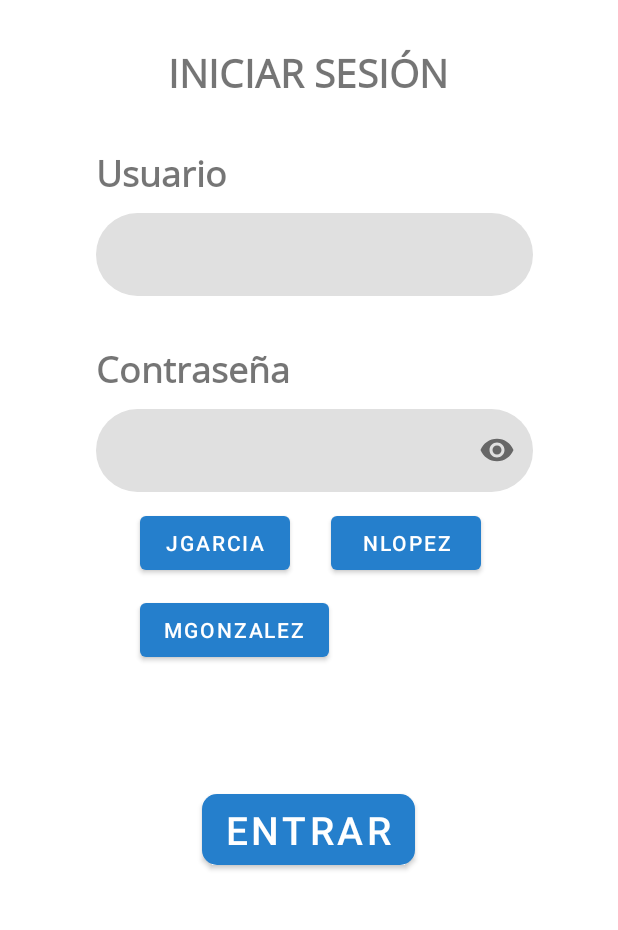
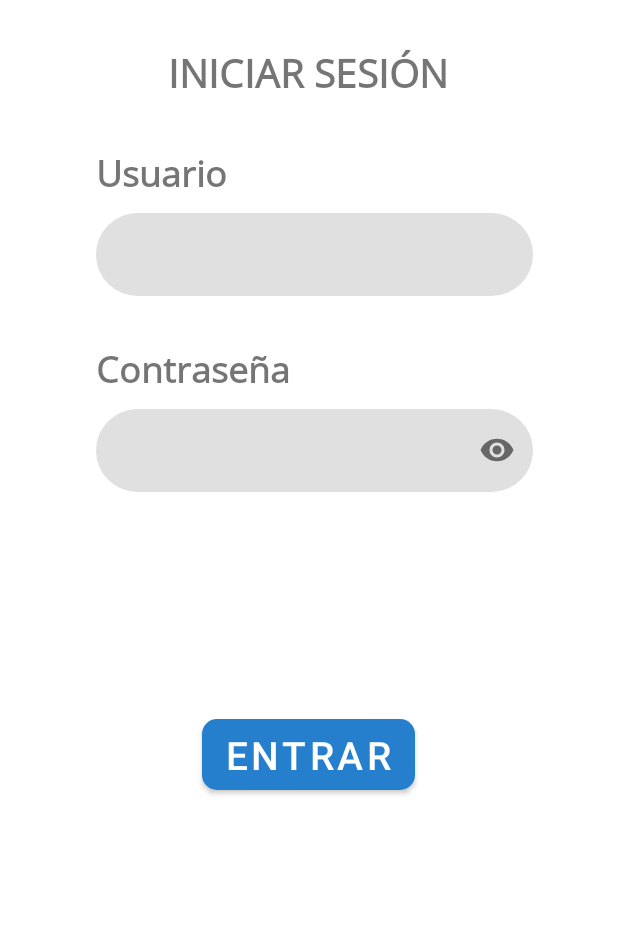
Before and after one commit to isx20612296/OnFieldTBS-android, an Android app: the screen it shows after launch (LoginActivity), on a phone screen of 412 x 824 dp, the part 272-1202 px from its top. Run offline under Robolectric (Android 15) with nearby library versions, the phone set to English and light mode, and no system bars.

Commit message:
Ultimos detalles

```diff
--- a/app/src/main/java/com/example/onfieldtbs_android/LoginActivity.java
+++ b/app/src/main/java/com/example/onfieldtbs_android/LoginActivity.java
@@ -39,23 +39,6 @@ public class LoginActivity extends AppCompatActivity {
         binding.loginUsernameEditText.setText("");
         binding.loginPasswordEditText.setText("");
 
-
-        // TESTING ################################################################
-        binding.btnGarcia.setOnClickListener(view -> {
-            binding.loginUsernameEditText.setText("jgarcia");
-            binding.loginPasswordEditText.setText("Jg@rc1A");
-        });
-        binding.btnLopez.setOnClickListener(view -> {
-            binding.loginUsernameEditText.setText("nlopez");
-            binding.loginPasswordEditText.setText("Nl0p3Z");
-        });
-        binding.btnGonzalez.setOnClickListener(view -> {
-            binding.loginUsernameEditText.setText("mgonzalez");
-            binding.loginPasswordEditText.setText("Mg0nz@l3Z");
-        });
-        // TESTING ################################################################
-
-
         // Button Listener
         binding.loginButton.setOnClickListener(view -> {
 
@@ -79,7 +62,6 @@ public class LoginActivity extends AppCompatActivity {
 
 
             // Go to Main Activity
-            // TODO(Retrofit)
             LoginService service = new LoginService(getApplicationContext());
 
             service.login(username, password, response -> {
@@ -96,10 +78,6 @@ public class LoginActivity extends AppCompatActivity {
         });
     }
 
-    private void editPreferences() {
-
-    }
-
     private void makeToast(String message){
         Toast.makeText(this, message, Toast.LENGTH_SHORT).show();
     }
--- a/app/src/main/java/com/example/onfieldtbs_android/ui/views/ProfileFragment.java
+++ b/app/src/main/java/com/example/onfieldtbs_android/ui/views/ProfileFragment.java
@@ -114,8 +114,7 @@ public class ProfileFragment extends Fragment {
             imageBitmap.compress(Bitmap.CompressFormat.JPEG, 100, baos);
             byte[] data = baos.toByteArray();
             UploadTask uploadTask = FirebaseSingleton.getReference("profile-images/profile_" + Login.getInstance().getUsername()).putBytes(data);
-            uploadTask.addOnFailureListener(e -> Toast.makeText(getContext(), e.getMessage(), Toast.LENGTH_SHORT).show())
-                    .addOnSuccessListener(taskSnapshot -> Toast.makeText(getContext(), "Image uploaded", Toast.LENGTH_SHORT).show());
+            uploadTask.addOnFailureListener(e -> Toast.makeText(getContext(), e.getMessage(), Toast.LENGTH_SHORT).show());
             binding.profileImage.setImageBitmap(imageBitmap);
         }
     }
--- a/app/src/main/res/layout/activity_login.xml
+++ b/app/src/main/res/layout/activity_login.xml
@@ -5,36 +5,6 @@
     android:layout_width="match_parent"
     android:layout_height="match_parent"
     tools:context=".LoginActivity">
-
-    <Button
-        android:id="@+id/btnGarcia"
-        android:layout_width="100dp"
-        android:layout_height="wrap_content"
-        android:layout_marginStart="93dp"
-        android:layout_marginTop="10dp"
-        android:text="jgarcia"
-        app:layout_constraintStart_toStartOf="parent"
-        app:layout_constraintTop_toBottomOf="@+id/loginPasswordInputLayout" />
-
-    <Button
-        android:id="@+id/btnLopez"
-        android:layout_width="100dp"
-        android:layout_height="wrap_content"
-        android:layout_marginStart="27dp"
-        android:layout_marginTop="10dp"
-        android:text="nlopez"
-        app:layout_constraintStart_toEndOf="@+id/btnGarcia"
-        app:layout_constraintTop_toBottomOf="@+id/loginPasswordInputLayout" />
-
- <Button
-        android:id="@+id/btnGonzalez"
-        android:layout_width="wrap_content"
-        android:layout_height="wrap_content"
-        android:layout_marginStart="93dp"
-        android:layout_marginTop="10dp"
-        android:text="mgonzalez"
-        app:layout_constraintStart_toStartOf="parent"
-        app:layout_constraintTop_toBottomOf="@+id/btnGarcia" />
 
     <ImageView
         android:id="@+id/loginImage"
@@ -142,7 +112,7 @@
         android:id="@+id/loginButton"
         android:layout_width="wrap_content"
         android:layout_height="wrap_content"
-        android:layout_marginBottom="60dp"
+        android:layout_marginBottom="110dp"
         android:layout_weight="1"
         android:paddingTop="6dp"
         android:paddingBottom="6dp"
```
Also changed, not shown: app/src/main/res/layout/activity_incidence_detail.xml (+4 -3 lines).
